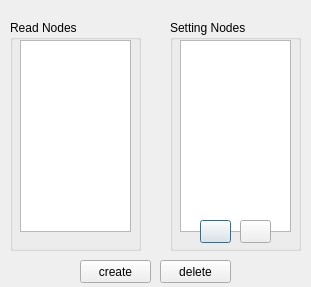
Old version of the form button20170717.ui in the repository SEOeunsong/SEO.
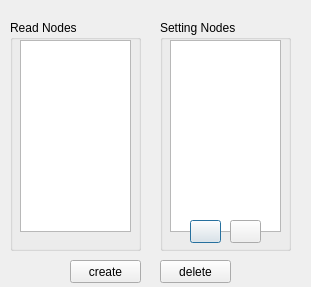
New version of the form. Icons and pictures are not drawn.

Patch:
```diff
--- a/button20170717.ui
+++ b/button20170717.ui
@@ -48,7 +48,7 @@
   <widget class="QGroupBox" name="setting_nd">
    <property name="geometry">
     <rect>
-     <x>170</x>
+     <x>160</x>
      <y>20</y>
      <width>131</width>
      <height>231</height>
@@ -118,7 +118,7 @@
   <widget class="QPushButton" name="exec_button">
    <property name="geometry">
     <rect>
-     <x>80</x>
+     <x>70</x>
      <y>260</y>
      <width>71</width>
      <height>23</height>
```
Left out of the diff: 11 changed lines with no effect on the pictures.
